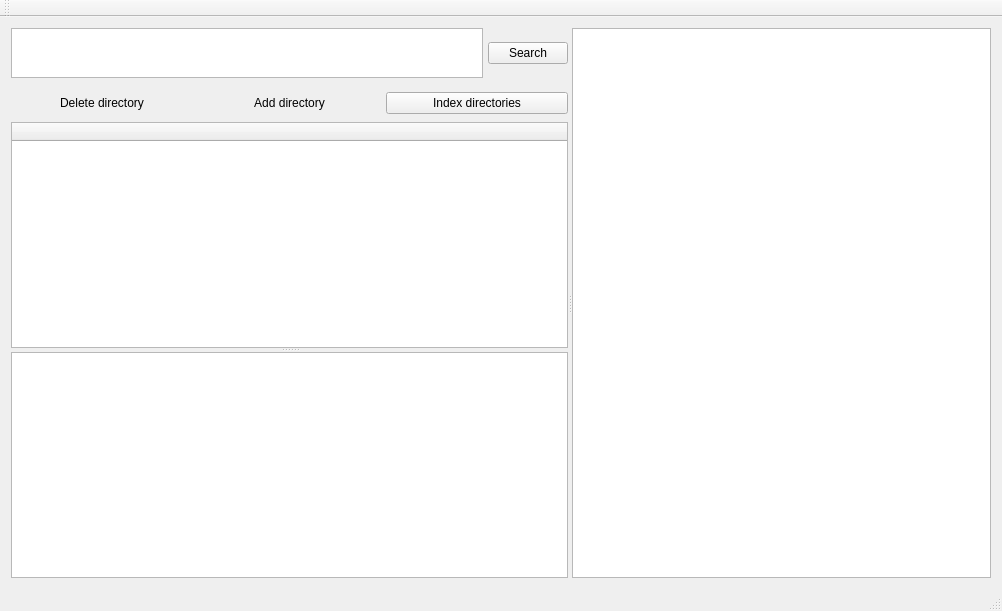
First picture: the form in mainwindow.ui, repository vsklamm/qqipa, before the edit.
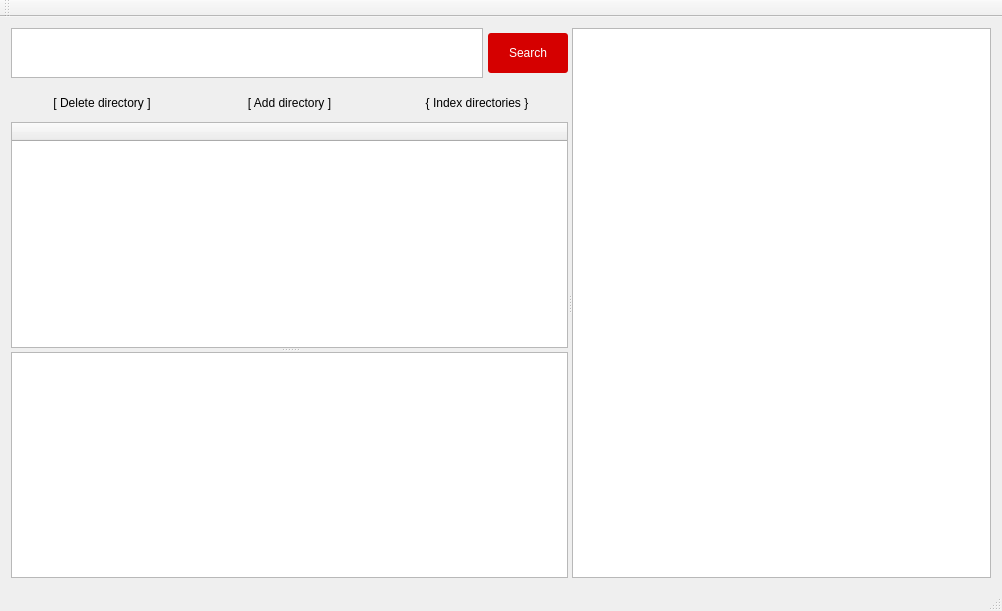
Second picture: the form after the edit. Icons and pictures are not drawn. Custom widgets are drawn as their Qt base class.

Commit message: ui, icon, views

Patch:
```diff
--- a/mainwindow.ui
+++ b/mainwindow.ui
@@ -11,7 +11,11 @@
    </rect>
   </property>
   <property name="windowTitle">
-   <string>MainWindow</string>
+   <string>qqipa</string>
+  </property>
+  <property name="windowIcon">
+   <iconset>
+    <normaloff>../../../../media/vsklamm/Ext/download/pixil-frame-0 (4).png</normaloff>../../../../media/vsklamm/Ext/download/pixil-frame-0 (4).png</iconset>
   </property>
   <widget class="QWidget" name="centralWidget">
    <layout class="QVBoxLayout" name="verticalLayout_2">
@@ -84,6 +88,12 @@
               </property>
               <item>
                <widget class="QTextEdit" name="patternTextEdit">
+                <property name="sizePolicy">
+                 <sizepolicy hsizetype="MinimumExpanding" vsizetype="Expanding">
+                  <horstretch>0</horstretch>
+                  <verstretch>0</verstretch>
+                 </sizepolicy>
+                </property>
                 <property name="maximumSize">
                  <size>
                   <width>16777215</width>
@@ -97,6 +107,27 @@
               </item>
               <item>
                <widget class="QPushButton" name="searchButton">
+                <property name="sizePolicy">
+                 <sizepolicy hsizetype="Minimum" vsizetype="Maximum">
+                  <horstretch>0</horstretch>
+                  <verstretch>0</verstretch>
+                 </sizepolicy>
+                </property>
+                <property name="minimumSize">
+                 <size>
+                  <width>80</width>
+                  <height>40</height>
+                 </size>
+                </property>
+                <property name="styleSheet">
+                 <string notr="true">QPushButton
+{
+  color: white;
+  background-color: #d50000;
+  border-width: 0px;
+  border-radius: 3px;
+}</string>
+                </property>
                 <property name="text">
                  <string>Search</string>
                 </property>
@@ -135,7 +166,7 @@
               <item>
                <widget class="QPushButton" name="deleteDirButton">
                 <property name="text">
-                 <string>Delete directory</string>
+                 <string>[ Delete directory ]</string>
                 </property>
                 <property name="shortcut">
                  <string>Ctrl+X</string>
@@ -154,7 +185,7 @@
                  </size>
                 </property>
                 <property name="text">
-                 <string>Add directory</string>
+                 <string>[ Add directory ]</string>
                 </property>
                 <property name="shortcut">
                  <string>Ctrl+N</string>
@@ -167,11 +198,14 @@
               <item>
                <widget class="QPushButton" name="indexDirectoriesButton">
                 <property name="text">
-                 <string>Index directories</string>
+                 <string>{ Index directories }</string>
                 </property>
                 <property name="shortcut">
                  <string>Ctrl+I</string>
                 </property>
+                <property name="flat">
+                 <bool>true</bool>
+                </property>
                </widget>
               </item>
              </layout>
@@ -206,16 +240,12 @@
             </property>
            </column>
           </widget>
-          <widget class="FilesListView" name="listFoundFiles"/>
+          <widget class="FilesTableView" name="filesTableView"/>
          </widget>
         </item>
        </layout>
       </widget>
-      <widget class="TextViewer" name="plainTextEdit">
-       <property name="focusPolicy">
-        <enum>Qt::ClickFocus</enum>
-       </property>
-      </widget>
+      <widget class="TextViewer" name="plainTextEdit"/>
      </widget>
     </item>
    </layout>
@@ -248,9 +278,9 @@
    <header>textviewer.h</header>
   </customwidget>
   <customwidget>
-   <class>FilesListView</class>
-   <extends>QListView</extends>
-   <header>fileslistview.h</header>
+   <class>FilesTableView</class>
+   <extends>QTableView</extends>
+   <header>filestableview.h</header>
   </customwidget>
  </customwidgets>
  <resources/>
```
The commit also changes 14 other files.
